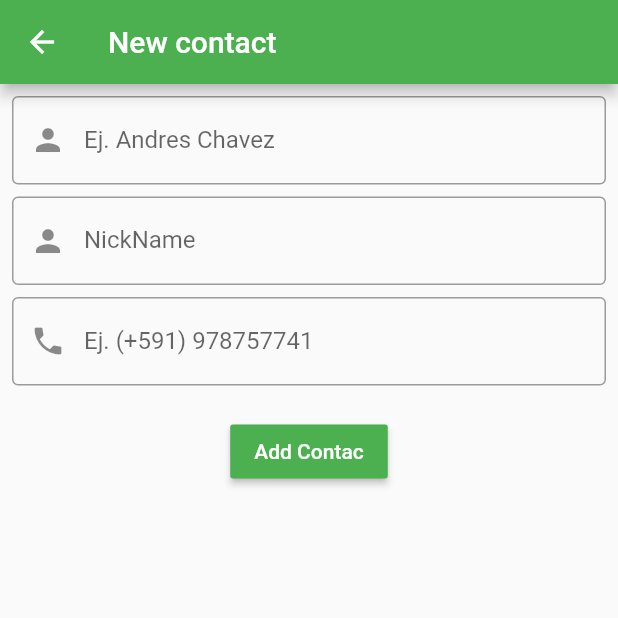
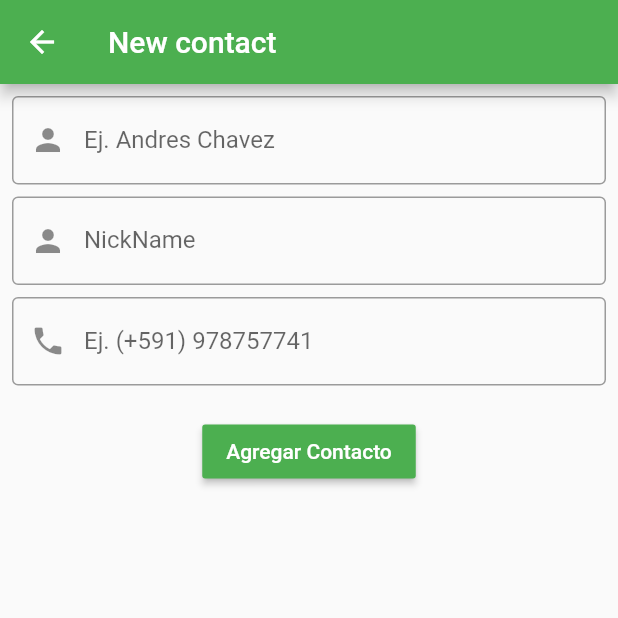
Before and after one commit to goandreus/todo_expo, a Flutter app: the FormContactPage screen opened by its route, on a phone screen of 412 x 824 dp, the top half of it. Run offline on Flutter 3.47's test engine with Material 2 defaults, Android fonts, the phone set to English and light mode, and no system bars; our stand-ins replace material_design_icons_flutter; statements that could not run were skipped.

Commit message:
change idioma

```diff
--- a/lib/ui/pages/form_contact_page.dart
+++ b/lib/ui/pages/form_contact_page.dart
@@ -117,7 +117,7 @@ class _FormContactPageState extends State<FormContactPage> {
                         Navigator.pop(context);
                       }
                     },
-                    child: Text('Add Contac',
+                    child: Text('Agregar Contacto',
                     style: TextStyle(color: Colors.white),
                     ),
                   )
```
